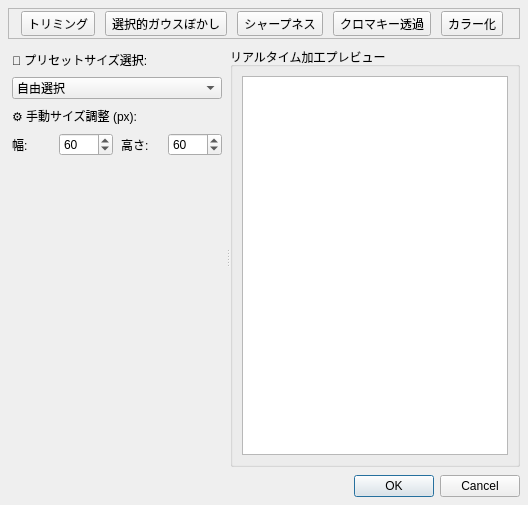
Above: plugins/hoi4/interface/image_tools_dialog.ui from Ikumyon/PDX-Mod-Studio before the change. Below: the same form after it.
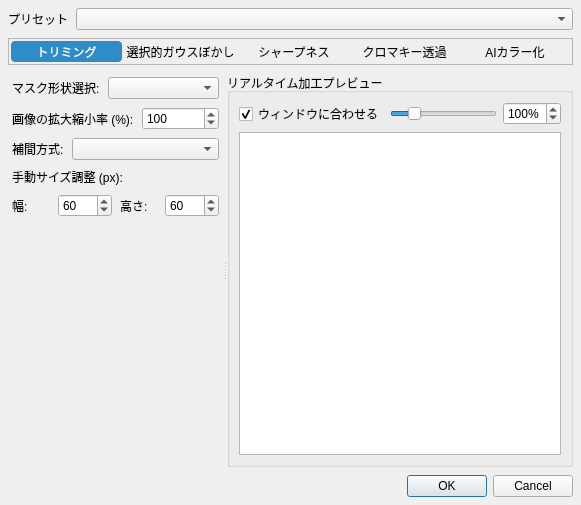
That is the form after the change.

Commit message: 画像編集とカラー化

Diff of the .ui file:
```diff
--- a/plugins/hoi4/interface/image_tools_dialog.ui
+++ b/plugins/hoi4/interface/image_tools_dialog.ui
@@ -6,14 +6,14 @@
    <rect>
     <x>0</x>
     <y>0</y>
-    <width>528</width>
+    <width>581</width>
     <height>505</height>
    </rect>
   </property>
   <property name="windowTitle">
    <string>🎨 画像アセット調整・加工ツール</string>
   </property>
-  <layout class="QVBoxLayout" name="layoutDialogMain">
+  <layout class="QVBoxLayout" name="layoutDialogMain" stretch="0,0,1,0">
    <property name="spacing">
     <number>8</number>
    </property>
@@ -29,6 +29,27 @@
    <property name="bottomMargin">
     <number>8</number>
    </property>
+   <item>
+    <layout class="QHBoxLayout" name="layoutMainPreset">
+     <item>
+      <widget class="QLabel" name="lblMainPreset">
+       <property name="text">
+        <string>プリセット</string>
+       </property>
+      </widget>
+     </item>
+     <item>
+      <widget class="QComboBox" name="comboMainPreset">
+       <property name="sizePolicy">
+        <sizepolicy hsizetype="Expanding" vsizetype="Fixed">
+         <horstretch>0</horstretch>
+         <verstretch>0</verstretch>
+        </sizepolicy>
+       </property>
+      </widget>
+     </item>
+    </layout>
+   </item>
    <item>
     <widget class="QFrame" name="toolsFrame">
      <property name="sizePolicy">
@@ -37,13 +58,27 @@
        <verstretch>0</verstretch>
       </sizepolicy>
      </property>
+     <property name="styleSheet">
+      <string notr="true">QToolButton {
+	background: transparent;
+	border: none;
+    border-radius: 4px;
+}
+QToolButton:hover {
+	background-color: palette(midlight);
+}
+QToolButton:checked {
+	background-color: palette(highlight);
+	color: palette(highlighted-text);
+}</string>
+     </property>
      <property name="frameShape">
       <enum>QFrame::Shape::StyledPanel</enum>
      </property>
      <property name="frameShadow">
       <enum>QFrame::Shadow::Raised</enum>
      </property>
-     <layout class="QHBoxLayout" name="horizontalLayout">
+     <layout class="QHBoxLayout" name="layoutToolButtons">
       <property name="spacing">
        <number>0</number>
       </property>
@@ -61,44 +96,107 @@
       </property>
       <item>
        <widget class="QToolButton" name="toolButtonCrop">
+        <property name="sizePolicy">
+         <sizepolicy hsizetype="Expanding" vsizetype="Fixed">
+          <horstretch>0</horstretch>
+          <verstretch>0</verstretch>
+         </sizepolicy>
+        </property>
         <property name="text">
          <string>トリミング</string>
         </property>
+        <property name="checkable">
+         <bool>true</bool>
+        </property>
+        <property name="checked">
+         <bool>true</bool>
+        </property>
+        <attribute name="buttonGroup">
+         <string notr="true">buttonGroupTools</string>
+        </attribute>
        </widget>
       </item>
       <item>
        <widget class="QToolButton" name="toolButtonBlur">
+        <property name="sizePolicy">
+         <sizepolicy hsizetype="Expanding" vsizetype="Fixed">
+          <horstretch>0</horstretch>
+          <verstretch>0</verstretch>
+         </sizepolicy>
+        </property>
         <property name="text">
          <string>選択的ガウスぼかし</string>
         </property>
+        <property name="checkable">
+         <bool>true</bool>
+        </property>
+        <attribute name="buttonGroup">
+         <string notr="true">buttonGroupTools</string>
+        </attribute>
        </widget>
       </item>
       <item>
        <widget class="QToolButton" name="toolButtonSharpen">
+        <property name="sizePolicy">
+         <sizepolicy hsizetype="Expanding" vsizetype="Fixed">
+          <horstretch>0</horstretch>
+          <verstretch>0</verstretch>
+         </sizepolicy>
+        </property>
         <property name="text">
          <string>シャープネス</string>
         </property>
+        <property name="checkable">
+         <bool>true</bool>
+        </property>
+        <attribute name="buttonGroup">
+         <string notr="true">buttonGroupTools</string>
+        </attribute>
        </widget>
       </item>
       <item>
        <widget class="QToolButton" name="toolButtonRemoveBg">
+        <property name="sizePolicy">
+         <sizepolicy hsizetype="Expanding" vsizetype="Fixed">
+          <horstretch>0</horstretch>
+          <verstretch>0</verstretch>
+         </sizepolicy>
+        </property>
         <property name="text">
          <string>クロマキー透過</string>
         </property>
+        <property name="checkable">
+         <bool>true</bool>
+        </property>
+        <attribute name="buttonGroup">
+         <string notr="true">buttonGroupTools</string>
+        </attribute>
        </widget>
       </item>
       <item>
        <widget class="QToolButton" name="toolButtonColorize">
+        <property name="sizePolicy">
+         <sizepolicy hsizetype="Expanding" vsizetype="Fixed">
+          <horstretch>0</horstretch>
+          <verstretch>0</verstretch>
+         </sizepolicy>
+        </property>
         <property name="text">
-         <string>カラー化</string>
+         <string>AIカラー化</string>
         </property>
+        <property name="checkable">
+         <bool>true</bool>
+        </property>
+        <attribute name="buttonGroup">
+         <string notr="true">buttonGroupTools</string>
+        </attribute>
        </widget>
       </item>
      </layout>
     </widget>
    </item>
    <item>
-    <widget class="QSplitter" name="splitter">
+    <widget class="QSplitter" name="splitterMain">
      <property name="orientation">
       <enum>Qt::Orientation::Horizontal</enum>
      </property>
@@ -106,7 +204,9 @@
       <number>4</number>
      </property>
      <widget class="QStackedWidget" name="stackedWidgetSettings">
-      <!-- 1. トリミングページ -->
+      <property name="currentIndex">
+       <number>0</number>
+      </property>
       <widget class="QWidget" name="pageCrop">
        <layout class="QVBoxLayout" name="layoutCropSettings">
         <property name="spacing">
@@ -125,40 +225,78 @@
          <number>4</number>
         </property>
         <item>
-         <widget class="QLabel" name="lblCropPreset">
-          <property name="text">
-           <string>📐 プリセットサイズ選択:</string>
-          </property>
-         </widget>
+         <layout class="QHBoxLayout" name="layoutMaskSelect">
+          <item>
+           <widget class="QLabel" name="lblMaskSelect">
+            <property name="text">
+             <string>マスク形状選択:</string>
+            </property>
+           </widget>
+          </item>
+          <item>
+           <widget class="QComboBox" name="comboMaskImage">
+            <property name="sizePolicy">
+             <sizepolicy hsizetype="Expanding" vsizetype="Fixed">
+              <horstretch>0</horstretch>
+              <verstretch>0</verstretch>
+             </sizepolicy>
+            </property>
+           </widget>
+          </item>
+         </layout>
         </item>
         <item>
-         <widget class="QComboBox" name="comboCropPreset">
+         <layout class="QHBoxLayout" name="layoutScaleSelect">
           <item>
-           <property name="text">
-            <string>自由選択</string>
-           </property>
+           <widget class="QLabel" name="lblScaleSelect">
+            <property name="text">
+             <string>画像の拡大縮小率 (%):</string>
+            </property>
+           </widget>
           </item>
           <item>
-           <property name="text">
-            <string>国民精神 (60 x 60)</string>
-           </property>
+           <widget class="QSpinBox" name="spinScale">
+            <property name="minimum">
+             <number>10</number>
+            </property>
+            <property name="maximum">
+             <number>1000</number>
+            </property>
+            <property name="singleStep">
+             <number>10</number>
+            </property>
+            <property name="value">
+             <number>100</number>
+            </property>
+           </widget>
           </item>
+         </layout>
+        </item>
+        <item>
+         <layout class="QHBoxLayout" name="layoutInterpolationSelect">
           <item>
-           <property name="text">
-            <string>国家方針 (82 x 82)</string>
-           </property>
+           <widget class="QLabel" name="lblInterpolationSelect">
+            <property name="text">
+             <string>補間方式:</string>
+            </property>
+           </widget>
           </item>
           <item>
-           <property name="text">
-            <string>指導者・将軍肖像画 (156 x 210)</string>
-           </property>
+           <widget class="QComboBox" name="comboInterpolation">
+            <property name="sizePolicy">
+             <sizepolicy hsizetype="Expanding" vsizetype="Fixed">
+              <horstretch>0</horstretch>
+              <verstretch>0</verstretch>
+             </sizepolicy>
+            </property>
+           </widget>
           </item>
-         </widget>
+         </layout>
         </item>
         <item>
          <widget class="QLabel" name="lblCropManual">
           <property name="text">
-           <string>⚙️ 手動サイズ調整 (px):</string>
+           <string>手動サイズ調整 (px):</string>
           </property>
          </widget>
         </item>
@@ -221,7 +359,6 @@
         </item>
        </layout>
       </widget>
-      <!-- 2. ガウスぼかしページ -->
       <widget class="QWidget" name="pageBlur">
        <layout class="QVBoxLayout" name="layoutBlurSettings">
         <property name="spacing">
@@ -239,10 +376,17 @@
         <property name="bottomMargin">
          <number>4</number>
         </property>
+        <item>
+         <widget class="QCheckBox" name="chkBlurEnable">
+          <property name="text">
+           <string>ぼかし効果を有効にする</string>
+          </property>
+         </widget>
+        </item>
         <item>
          <widget class="QLabel" name="lblBlurRadius">
           <property name="text">
-           <string>💧 ぼかし半径 (Radius):</string>
+           <string>ぼかし半径 (Radius):</string>
           </property>
          </widget>
         </item>
@@ -276,7 +420,7 @@
         <item>
          <widget class="QLabel" name="lblBlurThreshold">
           <property name="text">
-           <string>🛡️ エッジ保護しきい値 (Threshold):</string>
+           <string>エッジ保護しきい値 (Threshold):</string>
           </property>
          </widget>
         </item>
@@ -316,7 +460,6 @@
         </item>
        </layout>
       </widget>
-      <!-- 3. シャープネスページ -->
       <widget class="QWidget" name="pageSharpen">
        <layout class="QVBoxLayout" name="layoutSharpenSettings">
         <property name="spacing">
@@ -334,10 +477,17 @@
         <property name="bottomMargin">
          <number>4</number>
         </property>
+        <item>
+         <widget class="QCheckBox" name="chkSharpenEnable">
+          <property name="text">
+           <string>シャープネス効果を有効にする</string>
+          </property>
+         </widget>
+        </item>
         <item>
          <widget class="QLabel" name="lblSharpenStrength">
           <property name="text">
-           <string>✨ シャープネス適用強度:</string>
+           <string>シャープネス適用強度:</string>
           </property>
          </widget>
         </item>
@@ -377,7 +527,6 @@
         </item>
        </layout>
       </widget>
-      <!-- 4. 背景削除ページ -->
       <widget class="QWidget" name="pageRemoveBg">
        <layout class="QVBoxLayout" name="layoutRemoveBgSettings">
         <property name="spacing">
@@ -395,10 +544,17 @@
         <property name="bottomMargin">
          <number>4</number>
         </property>
+        <item>
+         <widget class="QCheckBox" name="chkRemoveBgEnable">
+          <property name="text">
+           <string>クロマキー透過を有効にする</string>
+          </property>
+         </widget>
+        </item>
         <item>
          <widget class="QLabel" name="lblRemoveBgKeyColor">
           <property name="text">
-           <string>🎨 透過対象の色 (Key Color):</string>
+           <string>透過対象の色 (Key Color):</string>
           </property>
          </widget>
         </item>
@@ -438,7 +594,7 @@
         <item>
          <widget class="QLabel" name="lblRemoveBgTolerance">
           <property name="text">
-           <string>🎯 透過許容値 (Tolerance):</string>
+           <string>透過許容値 (Tolerance):</string>
           </property>
          </widget>
         </item>
@@ -466,7 +622,7 @@
         <item>
          <widget class="QLabel" name="lblRemoveBgFeather">
           <property name="text">
-           <string>💨 境界のぼかし量 (Feather):</string>
+           <string>境界のぼかし量 (Feather):</string>
           </property>
          </widget>
         </item>
@@ -506,7 +662,6 @@
         </item>
        </layout>
       </widget>
-      <!-- 5. カラー化ページ -->
       <widget class="QWidget" name="pageColorize">
        <layout class="QVBoxLayout" name="layoutColorizeSettings">
         <property name="spacing">
@@ -524,10 +679,38 @@
         <property name="bottomMargin">
          <number>4</number>
         </property>
+        <item>
+         <widget class="QCheckBox" name="chkColorizeEnable">
+          <property name="text">
+           <string>AI自動カラー化を有効にする</string>
+          </property>
+         </widget>
+        </item>
+        <item>
+         <layout class="QHBoxLayout" name="layoutColorizeModel">
+          <item>
+           <widget class="QLabel" name="labelColorizeModel">
+            <property name="text">
+             <string>使用するAIモデル:</string>
+            </property>
+           </widget>
+          </item>
+          <item>
+           <widget class="QComboBox" name="comboColorizeModel">
+            <property name="sizePolicy">
+             <sizepolicy hsizetype="Expanding" vsizetype="Fixed">
+              <horstretch>0</horstretch>
+              <verstretch>0</verstretch>
+             </sizepolicy>
+            </property>
+           </widget>
+          </item>
+         </layout>
+        </item>
         <item>
          <widget class="QLabel" name="lblColorizeHue">
           <property name="text">
-           <string>🌈 色相 (Hue):</string>
+           <string>色相 (Hue):</string>
           </property>
          </widget>
         </item>
@@ -561,7 +744,7 @@
         <item>
          <widget class="QLabel" name="lblColorizeSaturation">
           <property name="text">
-           <string>🎨 彩度 (Saturation):</string>
+           <string>彩度 (Saturation):</string>
           </property>
          </widget>
         </item>
@@ -595,7 +778,7 @@
         <item>
          <widget class="QLabel" name="lblColorizeLightness">
           <property name="text">
-           <string>☀️ 明度 (Lightness):</string>
+           <string>明度 (Lightness):</string>
           </property>
          </widget>
         </item>
@@ -647,6 +830,98 @@
        <string>リアルタイム加工プレビュー</string>
       </property>
       <layout class="QVBoxLayout" name="layoutProcessPreview">
+
+        <item>
+
+         <layout class="QHBoxLayout" name="layoutZoomControls">
+
+          <item>
+
+           <widget class="QCheckBox" name="chkZoomFit">
+
+            <property name="text">
+
+             <string>ウィンドウに合わせる</string>
+
+            </property>
+
+            <property name="checked">
+
+             <bool>true</bool>
+
+            </property>
+
+           </widget>
+
+          </item>
+
+          <item>
+
+           <widget class="QSlider" name="sliderZoom">
+
+            <property name="minimum">
+
+             <number>10</number>
+
+            </property>
+
+            <property name="maximum">
+
+             <number>500</number>
+
+            </property>
+
+            <property name="value">
+
+             <number>100</number>
+
+            </property>
+
+            <property name="orientation">
+
+             <enum>Qt::Orientation::Horizontal</enum>
+
+            </property>
+
+           </widget>
+
+          </item>
+
+          <item>
+
+           <widget class="QSpinBox" name="spinZoom">
+
+            <property name="minimum">
+
+             <number>10</number>
+
+            </property>
+
+            <property name="maximum">
+
+             <number>500</number>
+
+            </property>
+
+            <property name="value">
+
+             <number>100</number>
+
+            </property>
+
+            <property name="suffix">
+
+             <string>%</string>
+
+            </property>
+
+           </widget>
+
+          </item>
+
+         </layout>
+
+        </item>
        <item>
         <widget class="QGraphicsView" name="graphicsViewPreview">
          <property name="toolTip">
```
Left out of the diff: 3 changed lines with no effect on the pictures. The commit also changes 17 other files.
